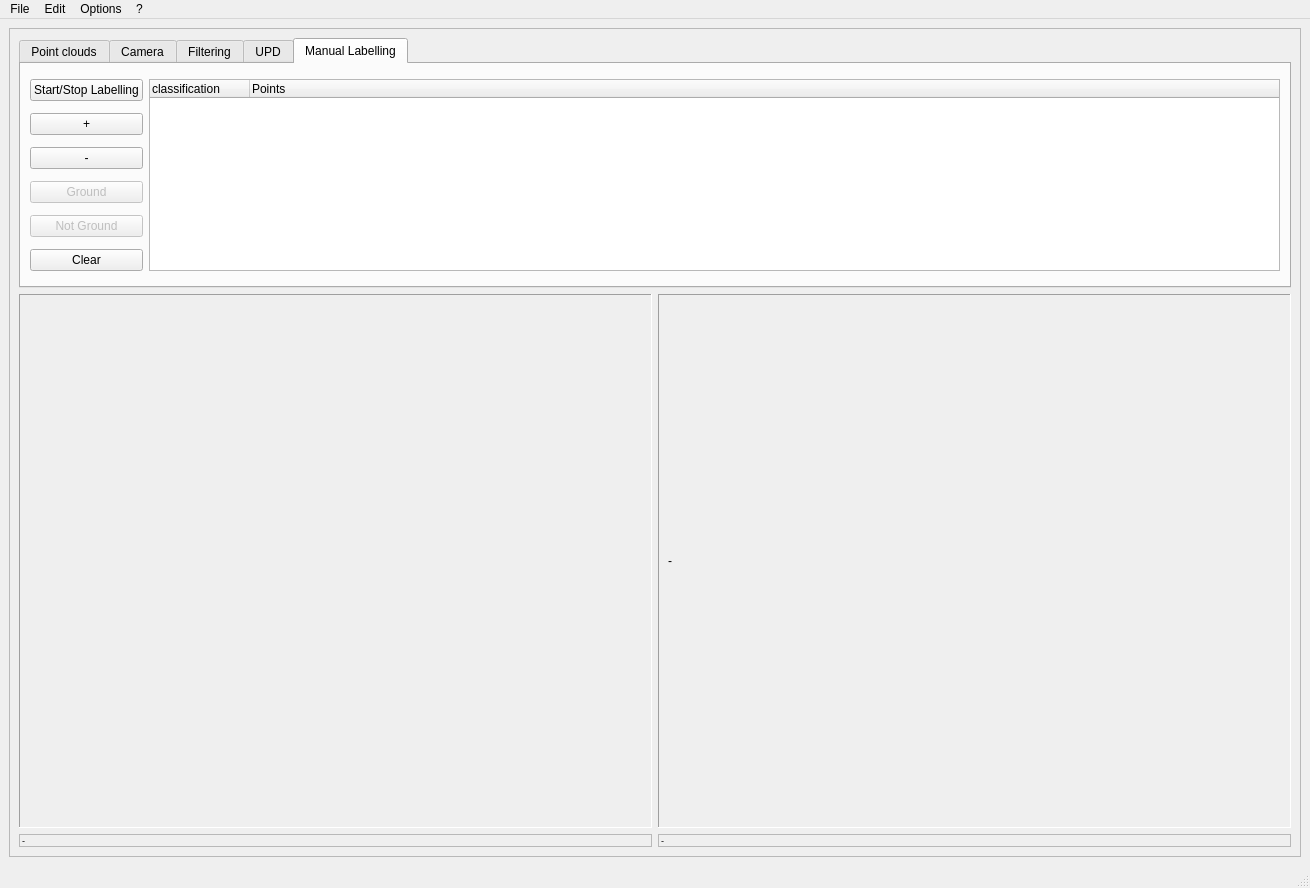
Before: the Qt Designer form apps/upd_DEMO/PCL_upd_DEMO.ui in bellonemauro/OpenTraversability, drawn with Qt 5.
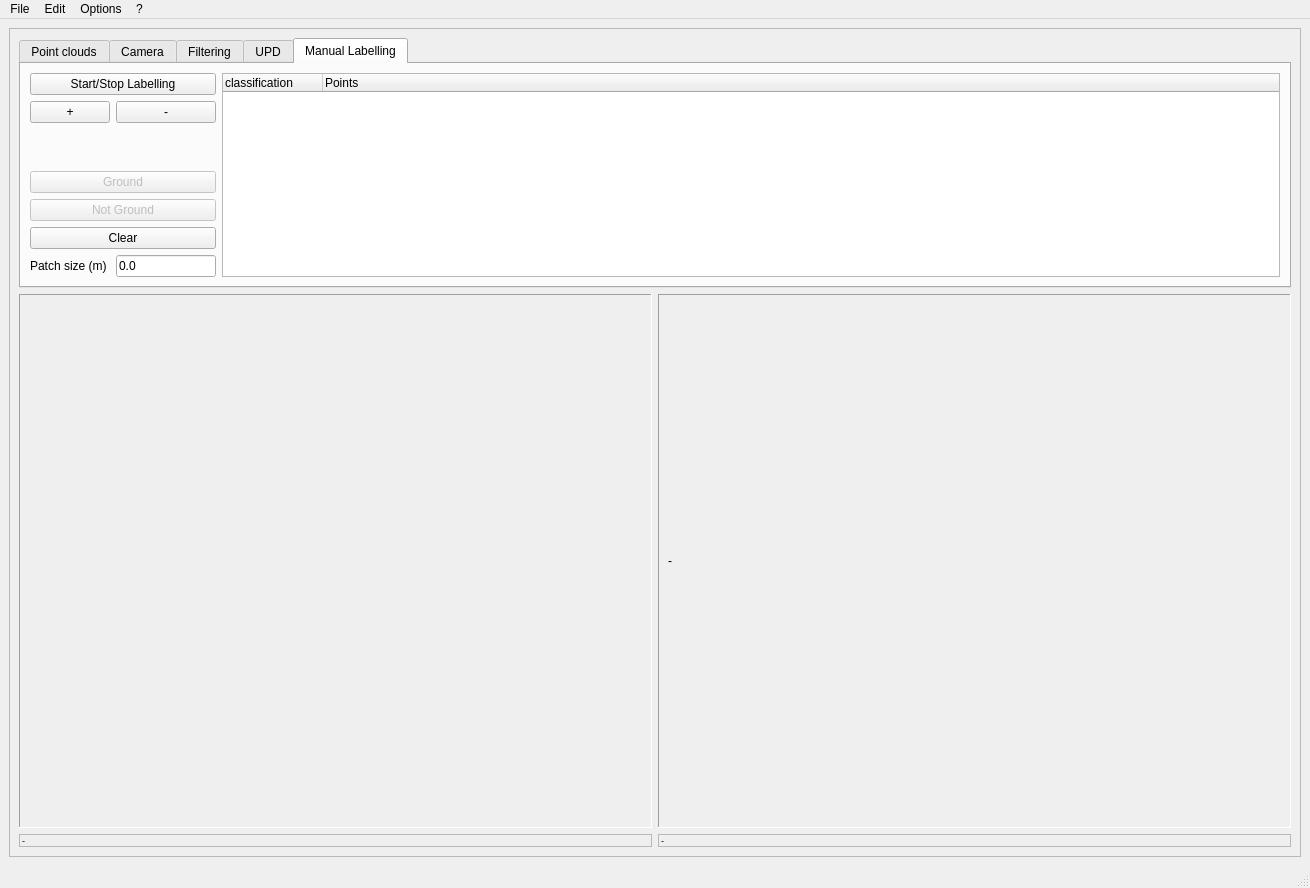
After: the same form once the commit is applied. The open tabs and pages were chosen to show the change. Icons and pictures are not drawn. Custom widgets are drawn as their Qt base class.

Commit message: added patch extraction with labelling, todo: extract data for SVM

The edit to the form file:
```diff
--- a/apps/upd_DEMO/PCL_upd_DEMO.ui
+++ b/apps/upd_DEMO/PCL_upd_DEMO.ui
@@ -1061,7 +1061,17 @@
               <string>Manual Labelling</string>
              </attribute>
              <layout class="QGridLayout" name="gridLayout_3">
-              <item row="0" column="1" rowspan="6">
+              <item row="5" column="0" colspan="2">
+               <widget class="QPushButton" name="pushButton_clearLabelling">
+                <property name="enabled">
+                 <bool>true</bool>
+                </property>
+                <property name="text">
+                 <string>Clear</string>
+                </property>
+               </widget>
+              </item>
+              <item row="0" column="3" rowspan="7">
                <widget class="QTreeWidget" name="treeWidget_classification">
                 <column>
                  <property name="text">
@@ -1075,34 +1085,21 @@
                 </column>
                </widget>
               </item>
-              <item row="3" column="0">
-               <widget class="QPushButton" name="pushButton_ground">
-                <property name="enabled">
-                 <bool>false</bool>
-                </property>
+              <item row="6" column="0">
+               <widget class="QLabel" name="label">
                 <property name="text">
-                 <string>Ground</string>
+                 <string>Patch size (m)</string>
                 </property>
                </widget>
               </item>
-              <item row="0" column="0">
+              <item row="0" column="0" colspan="2">
                <widget class="QPushButton" name="pushButton_start_stopLabelling">
                 <property name="text">
                  <string>Start/Stop Labelling</string>
                 </property>
                </widget>
               </item>
-              <item row="5" column="0">
-               <widget class="QPushButton" name="pushButton_clearLabelling">
-                <property name="enabled">
-                 <bool>true</bool>
-                </property>
-                <property name="text">
-                 <string>Clear</string>
-                </property>
-               </widget>
-              </item>
-              <item row="4" column="0">
+              <item row="4" column="0" colspan="2">
                <widget class="QPushButton" name="pushButton_notGround">
                 <property name="enabled">
                  <bool>false</bool>
@@ -1112,6 +1109,29 @@
                 </property>
                </widget>
               </item>
+              <item row="3" column="0" colspan="2">
+               <widget class="QPushButton" name="pushButton_ground">
+                <property name="enabled">
+                 <bool>false</bool>
+                </property>
+                <property name="text">
+                 <string>Ground</string>
+                </property>
+               </widget>
+              </item>
+              <item row="6" column="1">
+               <widget class="QLineEdit" name="lineEdit_patchSize">
+                <property name="maximumSize">
+                 <size>
+                  <width>100</width>
+                  <height>16777215</height>
+                 </size>
+                </property>
+                <property name="text">
+                 <string>0.0</string>
+                </property>
+               </widget>
+              </item>
               <item row="1" column="0">
                <widget class="QPushButton" name="pushButton_addPoint">
                 <property name="text">
@@ -1119,7 +1139,7 @@
                 </property>
                </widget>
               </item>
-              <item row="2" column="0">
+              <item row="1" column="1">
                <widget class="QPushButton" name="pushButton_removePoint">
                 <property name="text">
                  <string>-</string>
```
Left out of the diff: 2 changed lines with no effect on the pictures. The commit also changes 4 other files.
